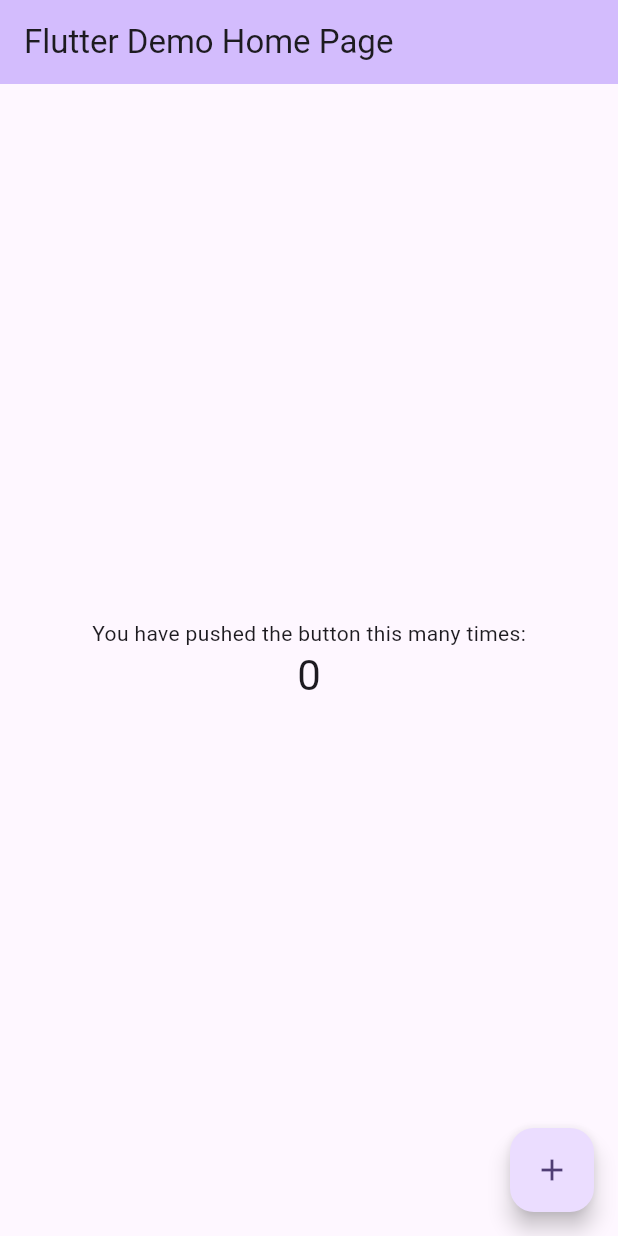
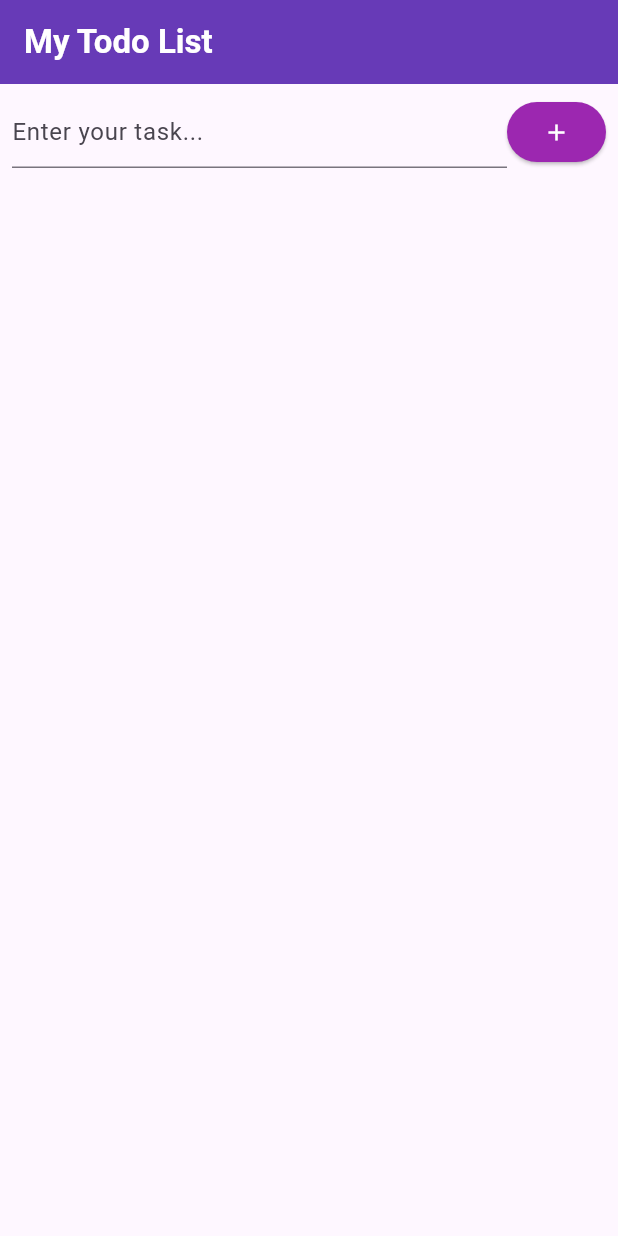
Before and after one commit to bpham30/flutter-todo, a Flutter app: the screen it shows after launch, on a phone screen of 412 x 824 dp. Run offline on Flutter 3.47's test engine with Material 3 defaults, Android fonts, the phone set to English and light mode, and no system bars.

Commit message:
ui: appbar, text input, add button

```diff
--- a/lib/main.dart
+++ b/lib/main.dart
@@ -7,119 +7,66 @@ void main() {
 class MyApp extends StatelessWidget {
   const MyApp({super.key});
 
-  // This widget is the root of your application.
   @override
   Widget build(BuildContext context) {
     return MaterialApp(
-      title: 'Flutter Demo',
+      title: 'Todo List',
       theme: ThemeData(
-        // This is the theme of your application.
-        //
-        // TRY THIS: Try running your application with "flutter run". You'll see
-        // the application has a purple toolbar. Then, without quitting the app,
-        // try changing the seedColor in the colorScheme below to Colors.green
-        // and then invoke "hot reload" (save your changes or press the "hot
-        // reload" button in a Flutter-supported IDE, or press "r" if you used
-        // the command line to start the app).
-        //
-        // Notice that the counter didn't reset back to zero; the application
-        // state is not lost during the reload. To reset the state, use hot
-        // restart instead.
-        //
-        // This works for code too, not just values: Most code changes can be
-        // tested with just a hot reload.
-        colorScheme: ColorScheme.fromSeed(seedColor: Colors.deepPurple),
         useMaterial3: true,
       ),
-      home: const MyHomePage(title: 'Flutter Demo Home Page'),
+      home: const TaskListScreen(),
     );
   }
 }
+//main screen
+class TaskListScreen extends StatefulWidget {
+  const TaskListScreen({super.key});
 
-class MyHomePage extends StatefulWidget {
-  const MyHomePage({super.key, required this.title});
-
-  // This widget is the home page of your application. It is stateful, meaning
-  // that it has a State object (defined below) that contains fields that affect
-  // how it looks.
-
-  // This class is the configuration for the state. It holds the values (in this
-  // case the title) provided by the parent (in this case the App widget) and
-  // used by the build method of the State. Fields in a Widget subclass are
-  // always marked "final".
-
-  final String title;
 
   @override
-  State<MyHomePage> createState() => _MyHomePageState();
+  _TaskListScreen createState() => _TaskListScreen();
 }
 
-class _MyHomePageState extends State<MyHomePage> {
-  int _counter = 0;
+class _TaskListScreen extends State<TaskListScreen> {
 
-  void _incrementCounter() {
-    setState(() {
-      // This call to setState tells the Flutter framework that something has
-      // changed in this State, which causes it to rerun the build method below
-      // so that the display can reflect the updated values. If we changed
-      // _counter without calling setState(), then the build method would not be
-      // called again, and so nothing would appear to happen.
-      _counter++;
-    });
-  }
 
   @override
   Widget build(BuildContext context) {
-    // This method is rerun every time setState is called, for instance as done
-    // by the _incrementCounter method above.
-    //
-    // The Flutter framework has been optimized to make rerunning build methods
-    // fast, so that you can just rebuild anything that needs updating rather
-    // than having to individually change instances of widgets.
+
     return Scaffold(
       appBar: AppBar(
-        // TRY THIS: Try changing the color here to a specific color (to
-        // Colors.amber, perhaps?) and trigger a hot reload to see the AppBar
-        // change color while the other colors stay the same.
-        backgroundColor: Theme.of(context).colorScheme.inversePrimary,
-        // Here we take the value from the MyHomePage object that was created by
-        // the App.build method, and use it to set our appbar title.
-        title: Text(widget.title),
+        title: const Text('My Todo List', style: TextStyle(color: Colors.white, fontWeight: FontWeight.bold),),
+        backgroundColor: Colors.deepPurple,
+
+
       ),
-      body: Center(
-        // Center is a layout widget. It takes a single child and positions it
-        // in the middle of the parent.
-        child: Column(
-          // Column is also a layout widget. It takes a list of children and
-          // arranges them vertically. By default, it sizes itself to fit its
-          // children horizontally, and tries to be as tall as its parent.
-          //
-          // Column has various properties to control how it sizes itself and
-          // how it positions its children. Here we use mainAxisAlignment to
-          // center the children vertically; the main axis here is the vertical
-          // axis because Columns are vertical (the cross axis would be
-          // horizontal).
-          //
-          // TRY THIS: Invoke "debug painting" (choose the "Toggle Debug Paint"
-          // action in the IDE, or press "p" in the console), to see the
-          // wireframe for each widget.
-          mainAxisAlignment: MainAxisAlignment.center,
-          children: <Widget>[
-            const Text(
-              'You have pushed the button this many times:',
-            ),
-            Text(
-              '$_counter',
-              style: Theme.of(context).textTheme.headlineMedium,
-            ),
-          ],
-        ),
-      ),
-      floatingActionButton: FloatingActionButton(
-        onPressed: _incrementCounter,
-        tooltip: 'Increment',
-        child: const Icon(Icons.add),
-      ), // This trailing comma makes auto-formatting nicer for build methods.
+      body:  Padding(padding: const EdgeInsets.all(8.0), child: Column(
+        children: [
+          Row(
+            children: [
+              const Expanded(
+                //input field
+                child: TextField(
+                  decoration: InputDecoration(
+
+                    hintText: 'Enter your task...',
+                  ),
+                ),
+              ),
+              //add button
+              ElevatedButton(
+                style: ElevatedButton.styleFrom(
+                  backgroundColor: Colors.purple,
+                  iconColor: Colors.white,
+                ),
+                //implement add logic
+                onPressed: () {}, child: const Icon(Icons.add),
+              ),
+            ],
+          ),
+        ],
+      )),
+
     );
   }
 }
```
